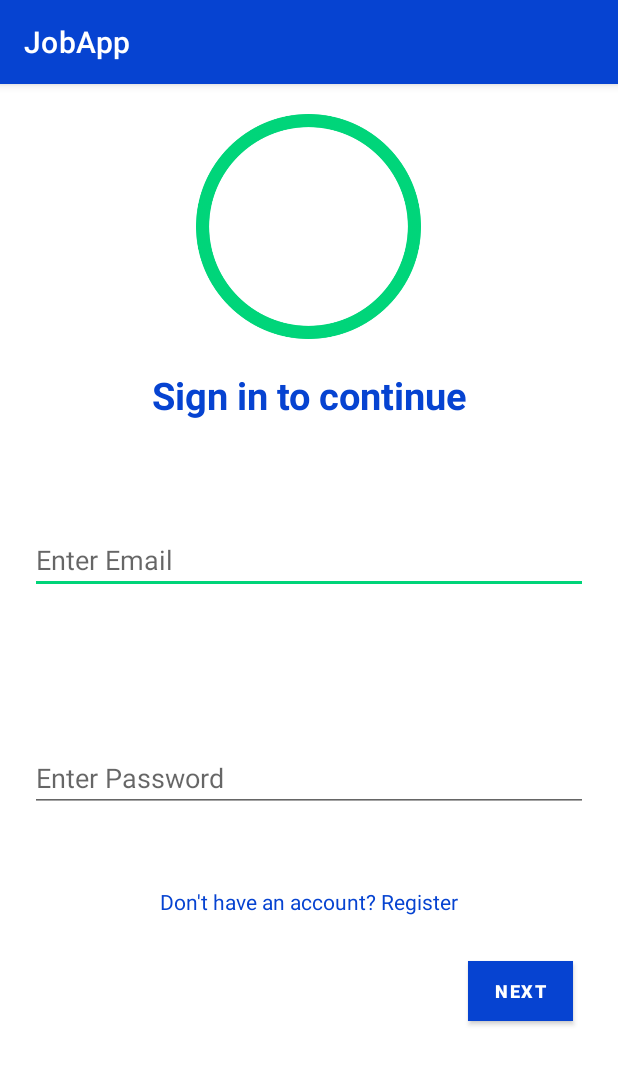
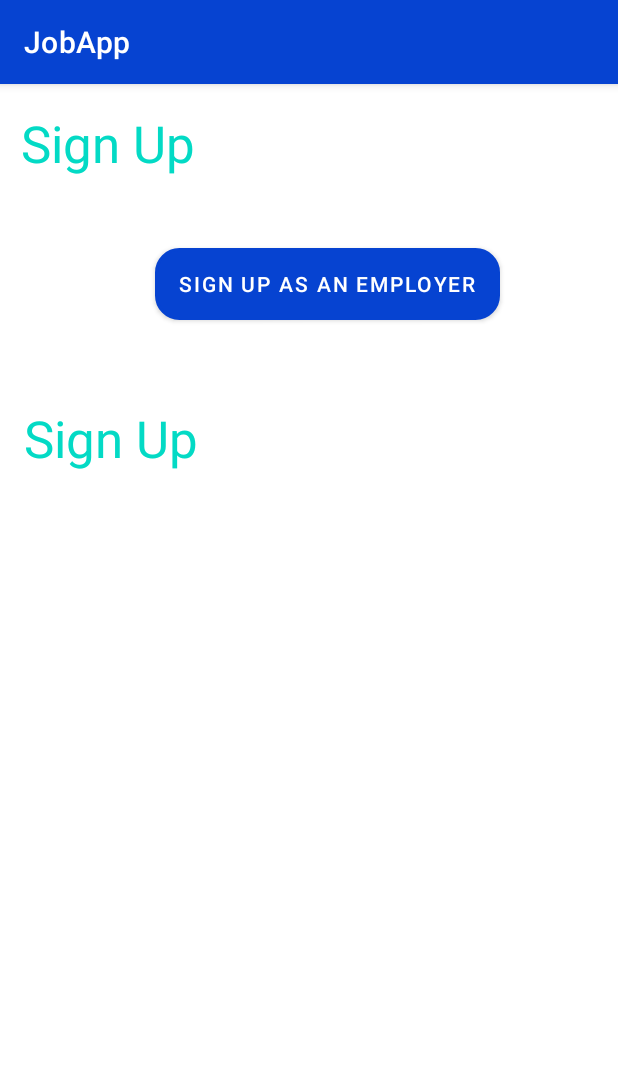
Before and after one commit to SKS246/Stonehill-Hackathon-App, an Android app: the screen it shows after launch (LoginActivity), on a phone screen of 412 x 824 dp. Shown: the top 1065 px of the screen. Run offline under Robolectric (Android 15) with nearby library versions, the phone set to English and light mode, and no system bars; Roboto replaces fonts that are not available here.

Commit message:
changes in colors.xml

```diff
--- a/app/src/main/res/layout/activity_login.xml
+++ b/app/src/main/res/layout/activity_login.xml
@@ -1,70 +1,51 @@
 <?xml version="1.0" encoding="utf-8"?>
 
-<LinearLayout xmlns:android="http://schemas.android.com/apk/res/android"
+<androidx.constraintlayout.widget.ConstraintLayout xmlns:android="http://schemas.android.com/apk/res/android"
     xmlns:app="http://schemas.android.com/apk/res-auto"
     xmlns:tools="http://schemas.android.com/tools"
     android:layout_width="match_parent"
     android:layout_height="match_parent"
-    android:orientation="vertical"
     tools:context=".LoginActivity">
 
-    <ImageView
-        android:layout_width="150dp"
-        android:layout_height="150dp"
-        android:src="@drawable/logo"
-        android:layout_gravity="center_horizontal"
-        android:layout_marginTop="20dp"/>
+    <TextView
+        android:id="@+id/textView"
+        android:layout_width="wrap_content"
+        android:layout_height="wrap_content"
+        android:text="Sign Up"
+        android:textAppearance="@style/TextAppearance.AppCompat.Display1"
+        android:textColor="@color/teal_200"
+        app:layout_constraintBottom_toBottomOf="parent"
+        app:layout_constraintHorizontal_bias="0.048"
+        app:layout_constraintLeft_toLeftOf="parent"
+        app:layout_constraintRight_toRightOf="parent"
+        app:layout_constraintTop_toTopOf="parent"
+        app:layout_constraintVertical_bias="0.023" />
 
     <TextView
-        android:layout_width="match_parent"
-        android:layout_height="wrap_content"
-        android:text="Sign in to continue"
-        android:textSize="25sp"
-        android:textStyle="bold"
-        android:textColor="@color/theme1"
-        android:gravity="center"
-        android:layout_marginTop="20dp"/>
-
-    <EditText
-        android:id="@+id/logEmail"
-        android:layout_width="match_parent"
-        android:layout_height="wrap_content"
-        android:hint="Enter Email"
-        android:layout_marginTop="70dp"
-        android:layout_marginHorizontal="20dp"
-        android:textColor="@color/theme1"/>
-
-    <EditText
-        android:id="@+id/logPassword"
-        android:layout_width="match_parent"
-        android:layout_height="wrap_content"
-        android:hint="Enter Password"
-        android:layout_marginTop="100dp"
-        android:layout_marginHorizontal="20dp"
-        android:textColor="@color/theme1"
-        android:inputType="textPassword"/>
-
-    <TextView
-        android:id="@+id/RegQ"
+        android:id="@+id/textView2"
         android:layout_width="wrap_content"
         android:layout_height="wrap_content"
-        android:text="Don't have an account? Register"
-        android:layout_marginTop="50dp"
-        android:layout_marginHorizontal="20dp"
-        android:layout_gravity="center"
-        android:textColor="@color/theme1"/>
+        android:text="Sign Up"
+        android:textAppearance="@style/TextAppearance.AppCompat.Display1"
+        android:textColor="@color/teal_200"
+        app:layout_constraintBottom_toBottomOf="parent"
+        app:layout_constraintHorizontal_bias="0.054"
+        app:layout_constraintLeft_toLeftOf="parent"
+        app:layout_constraintRight_toRightOf="parent"
+        app:layout_constraintTop_toTopOf="parent"
+        app:layout_constraintVertical_bias="0.295" />
 
     <Button
-        android:id="@+id/logButton"
-        android:text="Next"
-        android:textSize="12dp"
-        android:textStyle="bold"
-        android:textColor="@color/white"
-        android:background="@color/white"
-        android:layout_width="70dp"
-        android:layout_height="40dp"
-        android:layout_gravity="bottom|end"
-        android:layout_marginVertical="30dp"
-        android:layout_marginHorizontal="30dp"/>
+        android:id="@+id/button"
+        android:layout_width="wrap_content"
+        android:layout_height="wrap_content"
+        android:background="@drawable/bg_button_white"
+        android:text="Sign up as an Employer"
+        app:layout_constraintBottom_toBottomOf="parent"
+        app:layout_constraintHorizontal_bias="0.569"
+        app:layout_constraintLeft_toLeftOf="parent"
+        app:layout_constraintRight_toRightOf="parent"
+        app:layout_constraintTop_toTopOf="parent"
+        app:layout_constraintVertical_bias="0.152" />
 
-</LinearLayout>
+</androidx.constraintlayout.widget.ConstraintLayout>
--- a/app/src/main/res/values/colors.xml
+++ b/app/src/main/res/values/colors.xml
@@ -9,4 +9,5 @@
     <color name="white">#FFFFFFFF</color>
     <color name="theme1">#0643D1</color>
     <color name="theme2">#00D479</color>
+    <color name="theme3">#00A274</color>
 </resources>
```
